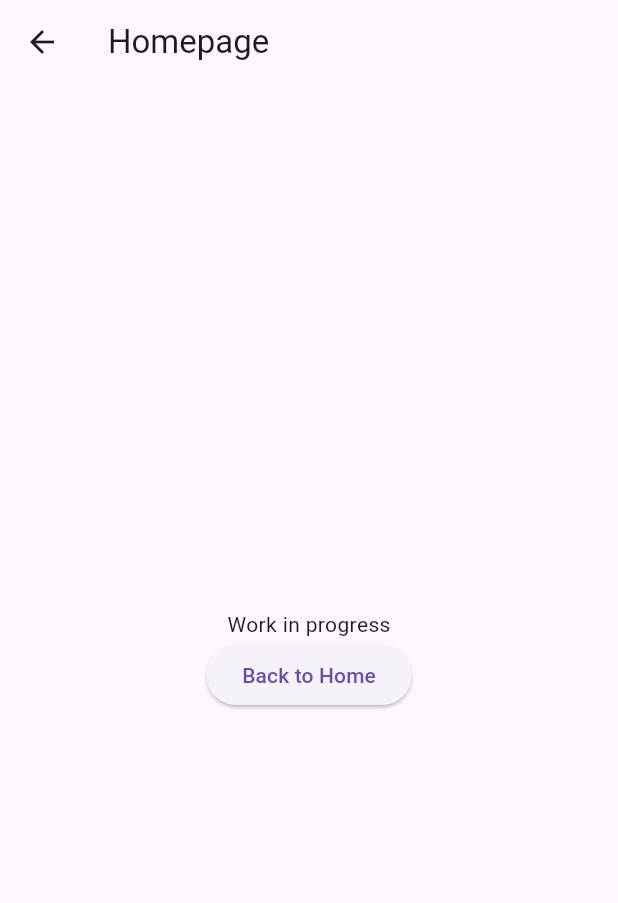
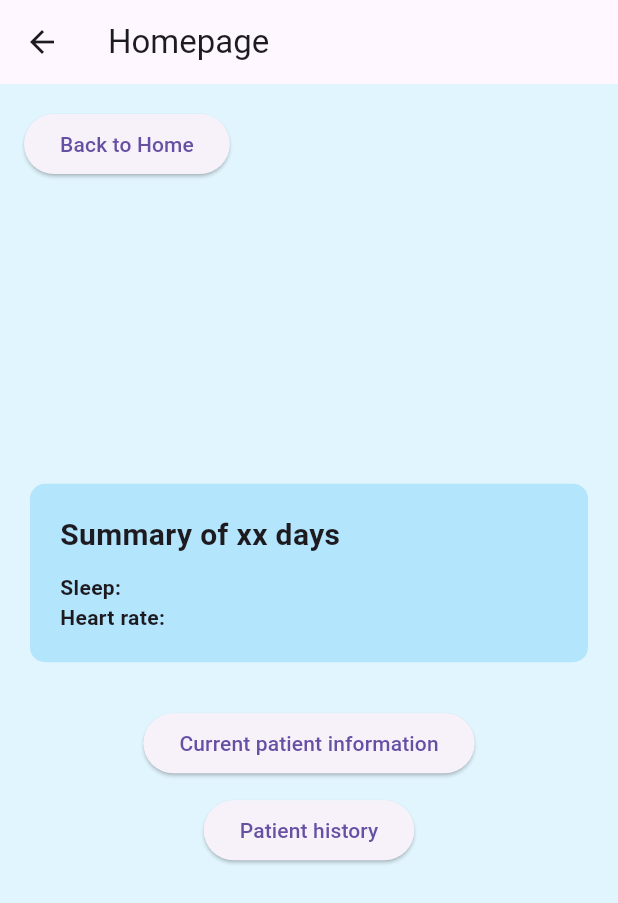
Before and after one commit to Bronzaquerta/SubstanceSafe, a Flutter app: the HomePage screen opened directly, on a phone screen of 412 x 824 dp. Shown: the top 903 px of the screen. Run offline on Flutter 3.47's test engine with Material 3 defaults, Android fonts, the light colour scheme and no system bars; our stand-ins replace shared_preferences; accounts and stored records are empty.

Commit message:
Added my code

```diff
--- a/substancesafe_beta/lib/screens/homepage.dart
+++ b/substancesafe_beta/lib/screens/homepage.dart
@@ -1,6 +1,5 @@
 import 'package:flutter/material.dart';
 import 'package:shared_preferences/shared_preferences.dart';
-
 
 class HomePage extends StatelessWidget {
   const HomePage({Key? key}) : super(key: key);
@@ -9,24 +8,84 @@ class HomePage extends StatelessWidget {
 
   @override
   Widget build(BuildContext context) {
-
     return Scaffold(
       appBar: AppBar(
         title: Text(HomePage.routename),
       ),
-      body: Center(
-        child: Column(
-          mainAxisAlignment: MainAxisAlignment.center,
-          children: [
-           Text('Work in progress'),
-           ElevatedButton(onPressed: ()  async {
-            final sp= await SharedPreferences.getInstance();
-            await sp.setBool('auth', false);
-            Navigator.pop(context);}, child: Text('Back to Home'))
-          ],
-        ),
+      backgroundColor: Colors.lightBlue[50], // Vaaleampi sininen taustaväri
+      body: Stack(
+        children: [
+          Align(
+            alignment: Alignment.topLeft,
+            child: Padding(
+              padding: const EdgeInsets.all(16.0),
+              child: ElevatedButton(
+                onPressed: () async {
+                  final sp = await SharedPreferences.getInstance();
+                  await sp.setBool('auth', false);
+                  Navigator.pop(context);
+                },
+                child: Text('Back to Home')
+              ),
+            ),
+          ),
+          Center(
+            child: Column(
+              mainAxisAlignment: MainAxisAlignment.center,
+              children: [
+                Container(
+                  width: double.infinity,
+                  padding: EdgeInsets.all(20),
+                  margin: EdgeInsets.all(20),
+                  decoration: BoxDecoration(
+                    color: Colors.lightBlue[100], // Yhteenveto-boxin väri
+                    borderRadius: BorderRadius.circular(10),
+                  ),
+                  child: Column(
+                    crossAxisAlignment: CrossAxisAlignment.start,
+                    children: [
+                      Text(
+                        'Summary of xx days',
+                        style: TextStyle(
+                          fontSize: 20,
+                          fontWeight: FontWeight.bold,
+                        ),
+                      ),
+                      SizedBox(height: 10),
+                      Text(
+                        'Sleep:',
+                        style: TextStyle(
+                          fontWeight: FontWeight.bold,
+                        ),
+                      ),
+                      Text(
+                        'Heart rate:', // Syke-luokka
+                        style: TextStyle(
+                          fontWeight: FontWeight.bold,
+                        ),
+                      ),
+                    ],
+                  ),
+                ),
+                SizedBox(height: 10),
+                ElevatedButton(
+                  onPressed: () {
+                    //
+                  },
+                  child: Text('Current patient information')
+                ),
+                SizedBox(height: 10),
+                ElevatedButton(
+                  onPressed: () {
+                    //
+                  },
+                  child: Text('Patient history')
+                ),
+              ],
+            ),
+          ),
+        ],
       ),
     );
-  } //build
-
-} //HomePage
+  }
+}
--- a/substancesafe_beta/pubspec.yaml
+++ b/substancesafe_beta/pubspec.yaml
@@ -31,6 +31,7 @@ dependencies:
   flutter:
     sdk: flutter
   shared_preferences: ^2.2.3
+
 
   # The following adds the Cupertino Icons font to your application.
   # Use with the CupertinoIcons class for iOS style icons.
```
Also changed, not shown: substancesafe_beta/lib/main.dart (line endings or trailing spaces), 1 other file.
